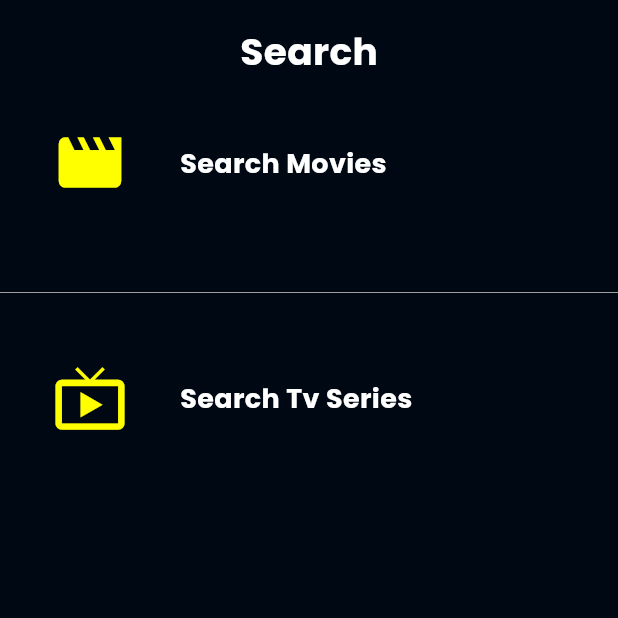
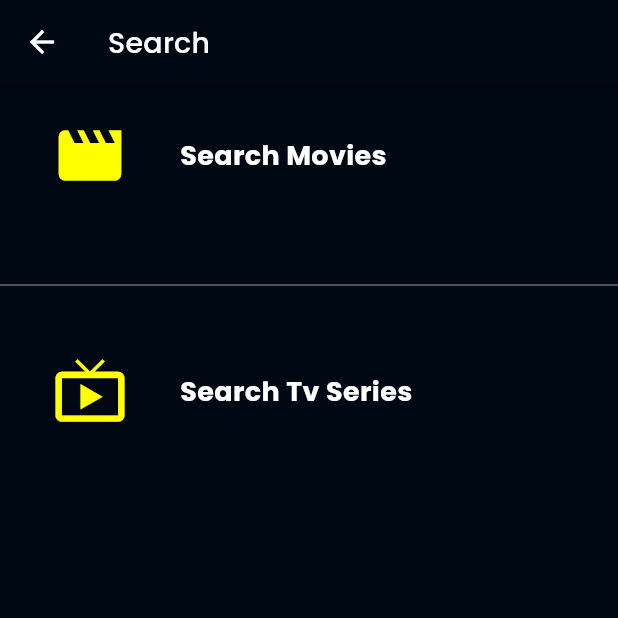
Before and after one commit to rezapb2001/projek_akhir_flutter_extper, a Flutter app: the SearchPage screen opened by its route, on a phone screen of 412 x 824 dp, the top half of it. Run offline on Flutter 3.47's test engine with Material 2 defaults, Android fonts, the phone set to English and light mode, and no system bars; our stand-ins replace cached_network_image, dartz, equatable, flutter_bloc, flutter_rating_bar, get_it and 3 more; accounts and stored records are empty.

Commit message:
update search page and watchlist page

```diff
--- a/search/lib/presentation/page/search_page.dart
+++ b/search/lib/presentation/page/search_page.dart
@@ -10,17 +10,13 @@ class SearchPage extends StatelessWidget {
   @override
   Widget build(BuildContext context) {
     return Scaffold(
+      appBar: AppBar(
+        title: const Text('Search'),
+      ),
       body: SafeArea(
         child: SingleChildScrollView(
           child: Column(
             children: [
-              const Padding(
-                padding: EdgeInsets.only(bottom: 8.0, top: 16.0),
-                child: Text(
-                  'Search',
-                  style: TextStyle(fontSize: 25, fontWeight: FontWeight.bold),
-                ),
-              ),
               Column(
                 children: <Widget>[
                   _buildCardMovie(context),
--- a/watchlist/lib/presentation/page/watchlist_page.dart
+++ b/watchlist/lib/presentation/page/watchlist_page.dart
@@ -9,6 +9,9 @@ class WatchlistPage extends StatelessWidget {
   @override
   Widget build(BuildContext context) {
     return Scaffold(
+      appBar: AppBar(
+        title: const Text('Watchlist'),
+      ),
       body: SafeArea(
         child: SingleChildScrollView(
           child: Column(
```
